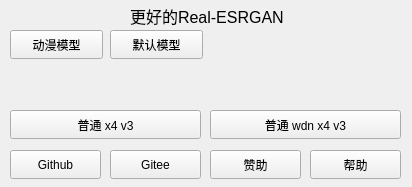
Qt form QMake/better_real_esrgan.ui (Grey-Wind/Better-Real-ESRGAN) before a commit.
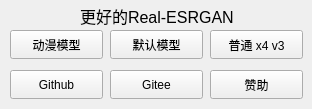
The same form after that commit. Icons and pictures are not drawn.

```diff
--- a/QMake/better_real_esrgan.ui
+++ b/QMake/better_real_esrgan.ui
@@ -6,22 +6,10 @@
    <rect>
     <x>0</x>
     <y>0</y>
-    <width>412</width>
-    <height>187</height>
+    <width>312</width>
+    <height>109</height>
    </rect>
   </property>
-  <property name="minimumSize">
-   <size>
-    <width>412</width>
-    <height>187</height>
-   </size>
-  </property>
-  <property name="maximumSize">
-   <size>
-    <width>412</width>
-    <height>187</height>
-   </size>
-  </property>
   <property name="windowTitle">
    <string>更好的Real-ESRGAN</string>
   </property>
@@ -33,7 +21,7 @@
    <widget class="QLabel" name="Title">
     <property name="geometry">
      <rect>
-      <x>130</x>
+      <x>80</x>
       <y>0</y>
       <width>191</width>
       <height>31</height>
@@ -65,8 +53,8 @@
     <property name="geometry">
      <rect>
       <x>10</x>
-      <y>150</y>
-      <width>91</width>
+      <y>70</y>
+      <width>93</width>
       <height>29</height>
      </rect>
     </property>
@@ -78,8 +66,8 @@
     <property name="geometry">
      <rect>
       <x>110</x>
-      <y>150</y>
-      <width>91</width>
+      <y>70</y>
+      <width>93</width>
       <height>29</height>
      </rect>
     </property>
@@ -87,25 +75,12 @@
      <string>Gitee</string>
     </property>
    </widget>
-   <widget class="QPushButton" name="Help">
-    <property name="geometry">
-     <rect>
-      <x>310</x>
-      <y>150</y>
-      <width>91</width>
-      <height>29</height>
-     </rect>
-    </property>
-    <property name="text">
-     <string>帮助</string>
-    </property>
-   </widget>
    <widget class="QPushButton" name="Sponsor">
     <property name="geometry">
      <rect>
       <x>210</x>
-      <y>150</y>
-      <width>91</width>
+      <y>70</y>
+      <width>93</width>
       <height>29</height>
      </rect>
     </property>
@@ -113,32 +88,6 @@
      <string>赞助</string>
     </property>
    </widget>
-   <widget class="QPushButton" name="GeneralX4V3">
-    <property name="geometry">
-     <rect>
-      <x>10</x>
-      <y>110</y>
-      <width>191</width>
-      <height>29</height>
-     </rect>
-    </property>
-    <property name="text">
-     <string>普通 x4 v3</string>
-    </property>
-   </widget>
-   <widget class="QPushButton" name="GeneralX4V3_wdn">
-    <property name="geometry">
-     <rect>
-      <x>210</x>
-      <y>110</y>
-      <width>191</width>
-      <height>29</height>
-     </rect>
-    </property>
-    <property name="text">
-     <string>普通 wdn x4 v3</string>
-    </property>
-   </widget>
    <widget class="QPushButton" name="DefaultModel">
     <property name="geometry">
      <rect>
@@ -152,6 +101,19 @@
      <string>默认模型</string>
     </property>
    </widget>
+   <widget class="QPushButton" name="GeneralModel">
+    <property name="geometry">
+     <rect>
+      <x>210</x>
+      <y>30</y>
+      <width>93</width>
+      <height>29</height>
+     </rect>
+    </property>
+    <property name="text">
+     <string>普通 x4 v3</string>
+    </property>
+   </widget>
   </widget>
  </widget>
  <tabstops>
```
Left out of the diff: 1 changed line with no effect on the pictures.
